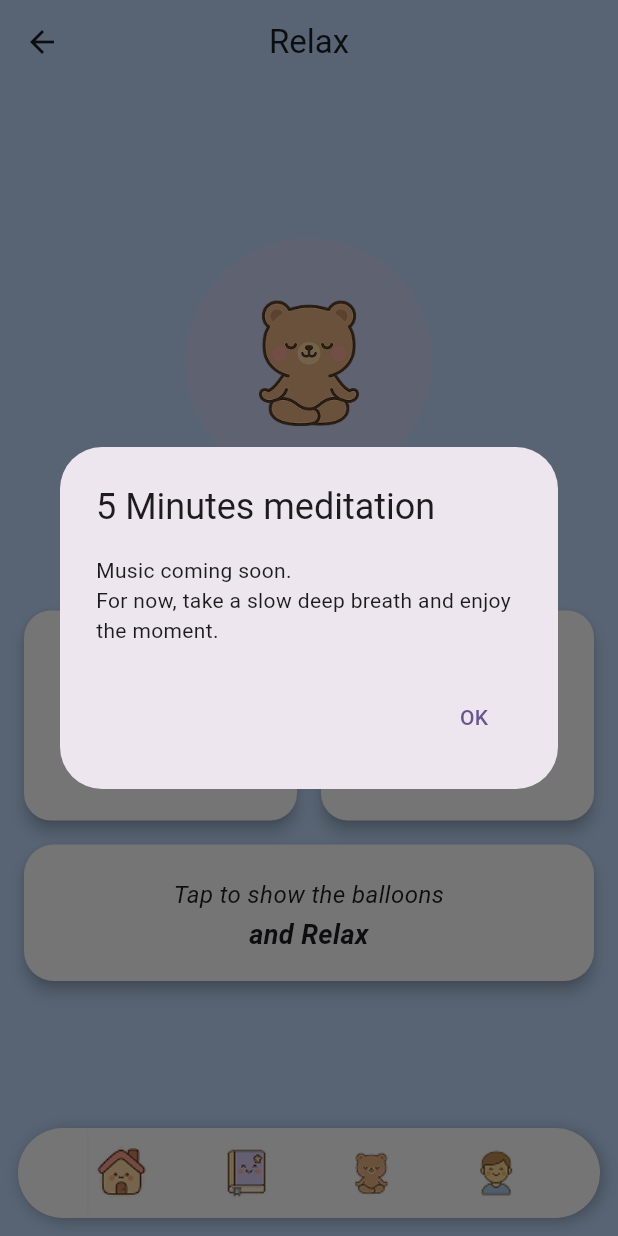
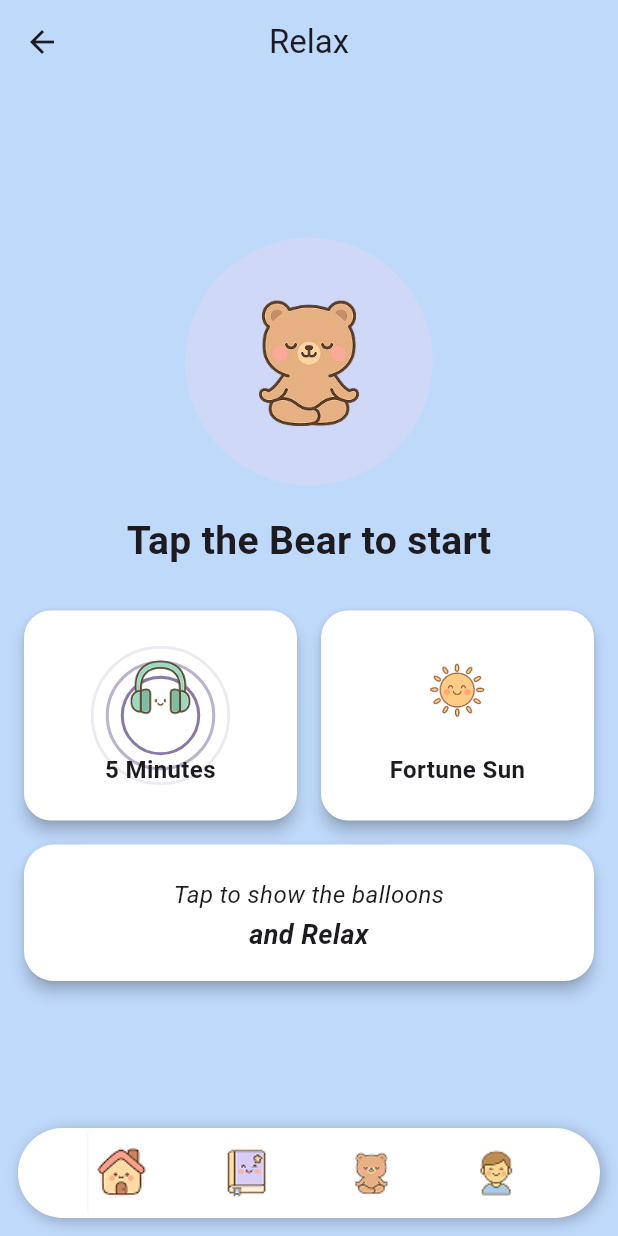
Before and after one commit to Kest-3r/cincailah, a Flutter app: the Relax screen opened directly, item 3 of the bottom bar chosen, after a tap on "5 Minutes", on a phone screen of 412 x 824 dp. Run offline on Flutter 3.47's test engine with Material 3 defaults, Android fonts, the phone set to English and light mode, and no system bars; our stand-ins replace audioplayers, cloud_firestore, firebase_auth, firebase_core; accounts and stored records are empty.

Commit message:
Sound playing animation
New card declared for music. Animation working, audio not yet done. Needs upload of audio file.

```diff
--- a/lib/pages/relax.dart
+++ b/lib/pages/relax.dart
@@ -3,6 +3,7 @@ import 'dart:async';
 import 'dart:math';
 import 'package:flutter/material.dart';
 import '../widgets/nav.dart';
+import 'package:audioplayers/audioplayers.dart';
 
 class Relax extends StatefulWidget {
   const Relax({super.key});
@@ -21,7 +22,8 @@ class _RelaxState extends State<Relax> with TickerProviderStateMixin {
   static const int _holdTopMs = 300;
   static const int _exhaleMs = 6000;
   static const int _holdBottomMs = 300;
-  static const int _totalMs = _inhaleMs + _holdTopMs + _exhaleMs + _holdBottomMs;
+  static const int _totalMs =
+      _inhaleMs + _holdTopMs + _exhaleMs + _holdBottomMs;
 
   // 用于测量小熊位置（供气球卡片计算目标高度）
   final GlobalKey _bearKey = GlobalKey();
@@ -35,10 +37,13 @@ class _RelaxState extends State<Relax> with TickerProviderStateMixin {
     );
 
     // 0.88 -> 1.22 (吸) -> 1.22(停) -> 0.88(呼) -> 0.88(停)
-    _breath = TweenSequence<double>([
+    _breath =
+        TweenSequence<double>([
           TweenSequenceItem(
-        tween: Tween(begin: 0.88, end: 1.22)
-            .chain(CurveTween(curve: Curves.easeInOutCubicEmphasized)),
+            tween: Tween(
+              begin: 0.88,
+              end: 1.22,
+            ).chain(CurveTween(curve: Curves.easeInOutCubicEmphasized)),
             weight: _inhaleMs.toDouble(),
           ),
           TweenSequenceItem(
@@ -46,16 +51,17 @@ class _RelaxState extends State<Relax> with TickerProviderStateMixin {
             weight: _holdTopMs.toDouble(),
           ),
           TweenSequenceItem(
-        tween: Tween(begin: 1.22, end: 0.88)
-            .chain(CurveTween(curve: Curves.easeInOutCubicEmphasized)),
+            tween: Tween(
+              begin: 1.22,
+              end: 0.88,
+            ).chain(CurveTween(curve: Curves.easeInOutCubicEmphasized)),
             weight: _exhaleMs.toDouble(),
           ),
           TweenSequenceItem(
             tween: ConstantTween<double>(0.88),
             weight: _holdBottomMs.toDouble(),
           ),
-    ]).animate(_breathCtrl)
-      ..addStatusListener((s) {
+        ]).animate(_breathCtrl)..addStatusListener((s) {
           if (s == AnimationStatus.completed) {
             _breathCtrl.forward(from: 0); // 循环
           }
@@ -88,41 +94,107 @@ class _RelaxState extends State<Relax> with TickerProviderStateMixin {
   Timer? _fortuneTimer;
 
   final List<String> _quotes = [
-    "The sun will rise, and we will try again.","Calm mind brings inner strength.","Breathe deeply, let worries fade.",
-    "Every sunset brings the promise of a new dawn.","Peace begins with a smile.","Happiness radiates from within.",
-    "The present moment is all you need.","Shine like the sun, even behind the clouds.",
-    "Every breath is a chance to begin again.","Serenity is the true power of life.","The quiet morning carries endless hope.",
-    "Gratitude turns little things into enough.","The world is more beautiful when the heart is calm.",
-    "Light comes after the darkest night.","Sometimes silence is the best answer.","Smiles are free yet priceless.",
-    "Simple things bring the greatest joy.","Storms teach us how to dance in the rain.","Your heart knows the way, run in that direction.",
-    "Kindness is never wasted.","Peace is found within, not outside.","The softest hearts carry the strongest souls.",
-    "Even small lights can brighten the darkest places.","Your breath is your anchor.","Slow down, life is not a race.",
-    "Nature whispers healing words.","The sun shines even when clouds cover it.","Every ending is a hidden beginning.",
-    "Balance is the secret to happiness.","Time heals what reason cannot.","Patience grows beautiful things.",
-    "Life is not perfect, but moments can be.","The soul needs rest to bloom.","Dreams grow in silence.",
-    "Self-love is the seed of peace.","No storm lasts forever.","Hearts speak the language of truth.",
-    "Change is the rhythm of life.","Even the moon borrows light.","You are enough, always.",
-    "True wealth is a peaceful heart.","Soft rain grows green fields.","Joy is not found, it is created.",
-    "When you pause, the world softens.","Gratitude unlocks abundance.","Inner calm reflects outer beauty.",
-    "Listen more, worry less.","The best journeys are inward.","Gentleness conquers anger.",
-    "Moments matter more than years.","A calm ocean mirrors the sky.","Hope is stronger than fear.",
-    "Hearts heal in time.","Every flower blooms in its season.","The breeze carries forgotten dreams.",
-    "Smiles are bridges between souls.","Peaceful thoughts invite peaceful days.","Courage is quiet strength.",
-    "Contentment is the purest wealth.","Life flows like water, let it be.","Breathe, and let it go.",
-    "Happiness begins with acceptance.","Trust the timing of your life.","Rest is also progress.",
-    "The stars remind us we are not alone.","Stillness is where wisdom lives.","Every seed hides a forest.",
-    "Gentle words build strong bonds.","Healing takes patience, not haste.","The simplest joys are the richest.",
-    "Your light is needed in this world.","Calm seas create clear reflections.","Smiles open locked hearts.",
-    "Every step matters, no matter how small.","Let go, and grow.","A kind word lingers forever.",
-    "Silence sometimes speaks loudest.","Inner peace is true success.","Be the warmth you seek.",
-    "The present moment is home.","Even shadows prove there is light.","Gentleness is strength under control.",
-    "Hearts bloom in kindness.","Your breath is your safe place.","The future begins with this breath.",
-    "Time flows like a quiet river.","A grateful heart is a magnet for peace.","Peace makes every place beautiful.",
-    "Even whispers carry wisdom.","The earth heals those who listen.","Smiles are sunlight for the soul.",
-    "Let your worries rest in silence.","The sky never stops being blue above the clouds.",
-    "Every calm breath builds strength.","Small joys make a big life.","The heart always finds its way home.",
-    "Still waters run deep.","Happiness blooms when shared.","Your calmness is your crown.",
-    "Every day is a new chance for peace.","The quiet soul shines the brightest.",
+    "The sun will rise, and we will try again.",
+    "Calm mind brings inner strength.",
+    "Breathe deeply, let worries fade.",
+    "Every sunset brings the promise of a new dawn.",
+    "Peace begins with a smile.",
+    "Happiness radiates from within.",
+    "The present moment is all you need.",
+    "Shine like the sun, even behind the clouds.",
+    "Every breath is a chance to begin again.",
+    "Serenity is the true power of life.",
+    "The quiet morning carries endless hope.",
+    "Gratitude turns little things into enough.",
+    "The world is more beautiful when the heart is calm.",
+    "Light comes after the darkest night.",
+    "Sometimes silence is the best answer.",
+    "Smiles are free yet priceless.",
+    "Simple things bring the greatest joy.",
+    "Storms teach us how to dance in the rain.",
+    "Your heart knows the way, run in that direction.",
+    "Kindness is never wasted.",
+    "Peace is found within, not outside.",
+    "The softest hearts carry the strongest souls.",
+    "Even small lights can brighten the darkest places.",
+    "Your breath is your anchor.",
+    "Slow down, life is not a race.",
+    "Nature whispers healing words.",
+    "The sun shines even when clouds cover it.",
+    "Every ending is a hidden beginning.",
+    "Balance is the secret to happiness.",
+    "Time heals what reason cannot.",
+    "Patience grows beautiful things.",
+    "Life is not perfect, but moments can be.",
+    "The soul needs rest to bloom.",
+    "Dreams grow in silence.",
+    "Self-love is the seed of peace.",
+    "No storm lasts forever.",
+    "Hearts speak the language of truth.",
+    "Change is the rhythm of life.",
+    "Even the moon borrows light.",
+    "You are enough, always.",
+    "True wealth is a peaceful heart.",
+    "Soft rain grows green fields.",
+    "Joy is not found, it is created.",
+    "When you pause, the world softens.",
+    "Gratitude unlocks abundance.",
+    "Inner calm reflects outer beauty.",
+    "Listen more, worry less.",
+    "The best journeys are inward.",
+    "Gentleness conquers anger.",
+    "Moments matter more than years.",
+    "A calm ocean mirrors the sky.",
+    "Hope is stronger than fear.",
+    "Hearts heal in time.",
+    "Every flower blooms in its season.",
+    "The breeze carries forgotten dreams.",
+    "Smiles are bridges between souls.",
+    "Peaceful thoughts invite peaceful days.",
+    "Courage is quiet strength.",
+    "Contentment is the purest wealth.",
+    "Life flows like water, let it be.",
+    "Breathe, and let it go.",
+    "Happiness begins with acceptance.",
+    "Trust the timing of your life.",
+    "Rest is also progress.",
+    "The stars remind us we are not alone.",
+    "Stillness is where wisdom lives.",
+    "Every seed hides a forest.",
+    "Gentle words build strong bonds.",
+    "Healing takes patience, not haste.",
+    "The simplest joys are the richest.",
+    "Your light is needed in this world.",
+    "Calm seas create clear reflections.",
+    "Smiles open locked hearts.",
+    "Every step matters, no matter how small.",
+    "Let go, and grow.",
+    "A kind word lingers forever.",
+    "Silence sometimes speaks loudest.",
+    "Inner peace is true success.",
+    "Be the warmth you seek.",
+    "The present moment is home.",
+    "Even shadows prove there is light.",
+    "Gentleness is strength under control.",
+    "Hearts bloom in kindness.",
+    "Your breath is your safe place.",
+    "The future begins with this breath.",
+    "Time flows like a quiet river.",
+    "A grateful heart is a magnet for peace.",
+    "Peace makes every place beautiful.",
+    "Even whispers carry wisdom.",
+    "The earth heals those who listen.",
+    "Smiles are sunlight for the soul.",
+    "Let your worries rest in silence.",
+    "The sky never stops being blue above the clouds.",
+    "Every calm breath builds strength.",
+    "Small joys make a big life.",
+    "The heart always finds its way home.",
+    "Still waters run deep.",
+    "Happiness blooms when shared.",
+    "Your calmness is your crown.",
+    "Every day is a new chance for peace.",
+    "The quiet soul shines the brightest.",
   ];
 
   void _showFortuneSun() {
@@ -143,7 +215,10 @@ class _RelaxState extends State<Relax> with TickerProviderStateMixin {
           'Music coming soon.\nFor now, take a slow deep breath and enjoy the moment.',
         ),
         actions: [
-          TextButton(onPressed: () => Navigator.pop(context), child: const Text('OK'))
+          TextButton(
+            onPressed: () => Navigator.pop(context),
+            child: const Text('OK'),
+          ),
         ],
       ),
     );
@@ -176,7 +251,8 @@ class _RelaxState extends State<Relax> with TickerProviderStateMixin {
           Center(
             child: GestureDetector(
               onTap: _toggleBreathing,
-              child: Container( // 用于测量位置
+              child: Container(
+                // 用于测量位置
                 key: _bearKey,
                 child: AnimatedBuilder(
                   animation: _breathCtrl,
@@ -184,8 +260,10 @@ class _RelaxState extends State<Relax> with TickerProviderStateMixin {
                     final scale = _breath.value;
                     final haloScale = 1.0 + (scale - 1.0) * 0.25;
                     final haloOpacity =
-                    (0.25 + (scale - 0.88) / (1.22 - 0.88) * 0.20)
-                        .clamp(0.25, 0.45);
+                        (0.25 + (scale - 0.88) / (1.22 - 0.88) * 0.20).clamp(
+                          0.25,
+                          0.45,
+                        );
                     return Stack(
                       alignment: Alignment.center,
                       children: [
@@ -239,10 +317,9 @@ class _RelaxState extends State<Relax> with TickerProviderStateMixin {
           Row(
             children: [
               Expanded(
-                child: _SquareCard(
+                child: _SquareMeditationCard(
                   iconPath: 'images/Headset.png',
                   title: '5 Minutes',
-                  onTap: _showMeditationTip,
                 ),
               ),
               const SizedBox(width: 16),
@@ -324,7 +401,141 @@ class _SquareCard extends StatelessWidget {
                 softWrap: true,
                 maxLines: 2,
                 overflow: TextOverflow.ellipsis,
-                style: const TextStyle(fontSize: 16, fontWeight: FontWeight.w700),
+                style: const TextStyle(
+                  fontSize: 16,
+                  fontWeight: FontWeight.w700,
+                ),
+              ),
+            ],
+          ),
+        ),
+      ),
+    );
+  }
+}
+
+class _SquareMeditationCard extends StatefulWidget {
+  final String iconPath;
+  final String title;
+  const _SquareMeditationCard({required this.title, required this.iconPath});
+
+  @override
+  State<_SquareMeditationCard> createState() => _SquareMeditationCardState();
+}
+
+class _SquareMeditationCardState extends State<_SquareMeditationCard>
+    with SingleTickerProviderStateMixin {
+  late final AnimationController _soundAnimationController;
+  late final AudioPlayer _audioPlayer;
+  bool isPlaying = false;
+
+  @override
+  void initState() {
+    super.initState();
+    _soundAnimationController = AnimationController(
+      vsync: this,
+      duration: const Duration(seconds: 2),
+    );
+    _audioPlayer = AudioPlayer();
+  }
+
+  @override
+  void dispose() {
+    _soundAnimationController.dispose();
+    _audioPlayer.dispose();
+    super.dispose();
+  }
+
+  void _toggleMeditation() async {
+    if (isPlaying) {
+      _soundAnimationController.stop();
+      //await _audioPlayer.stop();
+    } else {
+      _soundAnimationController.repeat();
+      //await _audioPlayer.setReleaseMode(ReleaseMode.loop);
+      //await _audioPlayer.play(AssetSource('sounds/meditation.mp3'));
+    }
+
+    setState(() {
+      isPlaying = !isPlaying;
+    });
+  }
+
+  @override
+  Widget build(BuildContext context) {
+    return Material(
+      color: Colors.white,
+      elevation: 4,
+      borderRadius: BorderRadius.circular(18),
+      child: InkWell(
+        borderRadius: BorderRadius.circular(18),
+        onTap: _toggleMeditation,
+        child: Container(
+          height: 140,
+          padding: const EdgeInsets.all(16),
+          child: Stack(
+            alignment: Alignment.center,
+            children: [
+              // soundAnimations only when playing (hidden otherwise)
+              if (isPlaying)
+                SizedBox(
+                  width: 100,
+                  height: 100,
+                  child: AnimatedBuilder(
+                    animation: _soundAnimationController,
+                    builder: (context, child) {
+                      return Stack(
+                        alignment: Alignment.center,
+                        children: List.generate(3, (index) {
+                          final progress =
+                              (_soundAnimationController.value + index / 3) %
+                              1.0;
+                          final size = 40 + (progress * 60);
+                          final opacity = (1 - progress).clamp(0.0, 1.0);
+
+                          return Opacity(
+                            opacity: opacity,
+                            child: Container(
+                              width: size,
+                              height: size,
+                              decoration: BoxDecoration(
+                                shape: BoxShape.circle,
+                                border: Border.all(
+                                  color: Theme.of(context).primaryColor,
+                                  width: 2,
+                                ),
+                              ),
+                            ),
+                          );
+                        }),
+                      );
+                    },
+                  ),
+                ),
+
+              // Original card layout (icon + title)
+              Column(
+                mainAxisAlignment: MainAxisAlignment.center,
+                children: [
+                  Image.asset(
+                    widget.iconPath,
+                    width: 60,
+                    height: 60,
+                    fit: BoxFit.contain,
+                  ),
+                  const SizedBox(height: 12),
+                  Text(
+                    widget.title,
+                    textAlign: TextAlign.center,
+                    softWrap: true,
+                    maxLines: 2,
+                    overflow: TextOverflow.ellipsis,
+                    style: const TextStyle(
+                      fontSize: 16,
+                      fontWeight: FontWeight.w700,
+                    ),
+                  ),
+                ],
               ),
             ],
           ),
@@ -389,8 +600,9 @@ class _BalloonToggleCardState extends State<BalloonToggleCard>
     if (bearBox == null || originBox == null) return;
 
     final bearTop = bearBox.localToGlobal(Offset.zero).dy + 6; // 稍微留白
-    final originBottom =
-        originBox.localToGlobal(Offset(0, originBox.size.height)).dy;
+    final originBottom = originBox
+        .localToGlobal(Offset(0, originBox.size.height))
+        .dy;
 
     setState(() => _risePx = (bearTop - originBottom) - 14); // 再上移一点
   }
@@ -441,8 +653,9 @@ class _BalloonToggleCardState extends State<BalloonToggleCard>
 
                             double y(double base) => _risePx * t * base; // 上升
                             double spread(double maxDx) {
-                        final s = Curves.easeInOut
-                            .transform((t - 0.1).clamp(0, 1));
+                              final s = Curves.easeInOut.transform(
+                                (t - 0.1).clamp(0, 1),
+                              );
                               return maxDx * s; // 左右散开
                             }
 
@@ -454,7 +667,7 @@ class _BalloonToggleCardState extends State<BalloonToggleCard>
                                   dy: y(1.00),
                                   colors: const [
                                     Color(0xFFFF9FB9),
-                              Color(0xFFFFC8D8)
+                                    Color(0xFFFFC8D8),
                                   ],
                                   stringBend: -18,
                                 ),
@@ -463,7 +676,7 @@ class _BalloonToggleCardState extends State<BalloonToggleCard>
                                   dy: y(1.05),
                                   colors: const [
                                     Color(0xFFB7D7F8),
-                              Color(0xFFD8E9FF)
+                                    Color(0xFFD8E9FF),
                                   ],
                                   stringBend: 0,
                                 ),
@@ -472,7 +685,7 @@ class _BalloonToggleCardState extends State<BalloonToggleCard>
                                   dy: y(0.95),
                                   colors: const [
                                     Color(0xFFFFEB99),
-                              Color(0xFFFFF5C7)
+                                    Color(0xFFFFF5C7),
                                   ],
                                   stringBend: 18,
                                 ),
@@ -575,9 +788,7 @@ class _BalloonSprite extends StatelessWidget {
           SizedBox(
             width: 46,
             height: 50,
-            child: CustomPaint(
-              painter: _StringPainter(bendX: stringBend),
-            ),
+            child: CustomPaint(painter: _StringPainter(bendX: stringBend)),
           ),
         ],
       ),
--- a/pubspec.yaml
+++ b/pubspec.yaml
@@ -2,7 +2,7 @@ name: cincailah
 description: "A new Flutter project."
 # The following line prevents the package from being accidentally published to
 # pub.dev using `flutter pub publish`. This is preferred for private packages.
-publish_to: 'none' # Remove this line if you wish to publish to pub.dev
+publish_to: "none" # Remove this line if you wish to publish to pub.dev
 
 # The following defines the version and build number for your application.
 # A version number is three numbers separated by dots, like 1.2.43
@@ -28,6 +28,7 @@ environment:
 # the latest version available on pub.dev. To see which dependencies have newer
 # versions available, run `flutter pub outdated`.
 dependencies:
+  audioplayers: ^6.0.0
   flutter:
     sdk: flutter
 
@@ -56,7 +57,6 @@ dev_dependencies:
 
 # The following section is specific to Flutter packages.
 flutter:
-
   # The following line ensures that the Material Icons font is
   # included with your application, so that you can use the images in
   # the material Icons class.
```
Also changed, not shown: pubspec.lock. Lines whose indentation alone changed are shown as unchanged.
